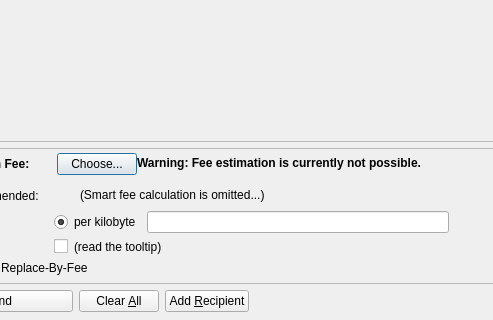
Qt form src/qt/forms/sendcoinsdialog.ui (lynxcoins/Lynx) before a commit; both pictures show x 88 to 581 and y 206 to 526 of the 850 by 526 pixel window.
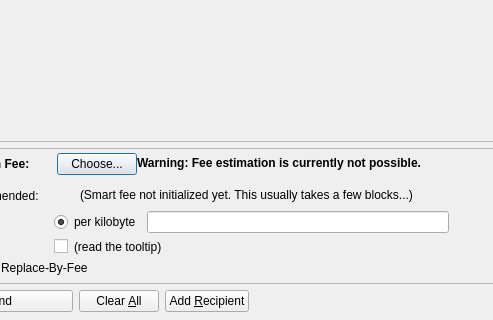
The same form after that commit. Icons and pictures are not drawn. Custom widgets are drawn as their Qt base class.

Commit message: Reverted max fee to the default limitation. Smart Fee calculation still turned off for now

The edit to the form file:
```diff
--- a/src/qt/forms/sendcoinsdialog.ui
+++ b/src/qt/forms/sendcoinsdialog.ui
@@ -1011,7 +1011,7 @@
                  <item>
                   <widget class="QLabel" name="labelSmartFee2">
                    <property name="text">
-                    <string>(Smart fee calculation is omitted...)</string>
+                    <string>(Smart fee not initialized yet. This usually takes a few blocks...)</string>
                    </property>
                    <property name="margin">
                     <number>2</number>
```
The commit also changes 3 other files.
